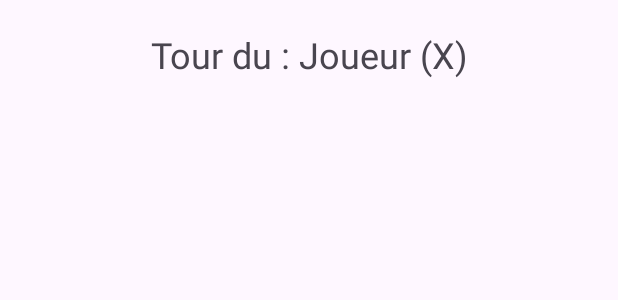
After one commit to hevanne/MultiJeux, an Android app: the layout activity_tic_tac_toe.xml on its own in the app's theme, with its tools: preview values and no code run, on a phone screen of 412 x 824 dp. The commit adds this screen. Shown: the top 300 px of the screen. Run offline under Robolectric (Android 15) with nearby library versions, the phone set to English and light mode, and no system bars.

Commit message:
Gestions des parties de tic tac toe

```diff
--- a/app/src/main/AndroidManifest.xml
+++ b/app/src/main/AndroidManifest.xml
@@ -21,6 +21,12 @@
                 <category android:name="android.intent.category.LAUNCHER" />
             </intent-filter>
         </activity>
+
+        <activity
+            android:name=".TicTacToe"
+            android:exported="true">
+        </activity>
+
     </application>
 
 </manifest>
--- /dev/null
+++ b/app/src/main/res/layout/activity_tic_tac_toe.xml
@@ -0,0 +1,38 @@
+<?xml version="1.0" encoding="utf-8"?>
+<androidx.constraintlayout.widget.ConstraintLayout xmlns:android="http://schemas.android.com/apk/res/android"
+    xmlns:app="http://schemas.android.com/apk/res-auto"
+    xmlns:tools="http://schemas.android.com/tools"
+    android:layout_width="match_parent"
+    android:layout_height="match_parent"
+    tools:context=".TicTacToe">
+
+    <!-- TextView pour afficher le statut et le score -->
+    <TextView
+        android:id="@+id/statusTextView"
+        android:layout_width="wrap_content"
+        android:layout_height="wrap_content"
+        android:text="Tour du : Joueur (X)"
+        android:textSize="24sp"
+        android:layout_marginTop="20dp"
+        android:gravity="center"
+        android:textAlignment="center"
+        app:layout_constraintTop_toTopOf="parent"
+        app:layout_constraintStart_toStartOf="parent"
+        app:layout_constraintEnd_toEndOf="parent" />
+
+    <!-- GridLayout pour afficher la grille de jeu -->
+    <GridLayout
+        android:id="@+id/gridLayout"
+        android:layout_width="0dp"
+        android:layout_height="0dp"
+        android:layout_marginTop="40dp"
+        android:columnCount="3"
+        android:rowCount="3"
+        android:orientation="horizontal"
+        android:layout_marginBottom="40dp"
+        app:layout_constraintTop_toBottomOf="@id/statusTextView"
+        app:layout_constraintStart_toStartOf="parent"
+        app:layout_constraintEnd_toEndOf="parent"
+        app:layout_constraintBottom_toBottomOf="parent" />
+
+</androidx.constraintlayout.widget.ConstraintLayout>
```
Also changed, not shown: app/src/main/java/com/example/multijeux/MainActivity.java (+7 -0 lines), app/src/main/java/com/example/multijeux/TicTacToe.java (+204 -1 lines).
